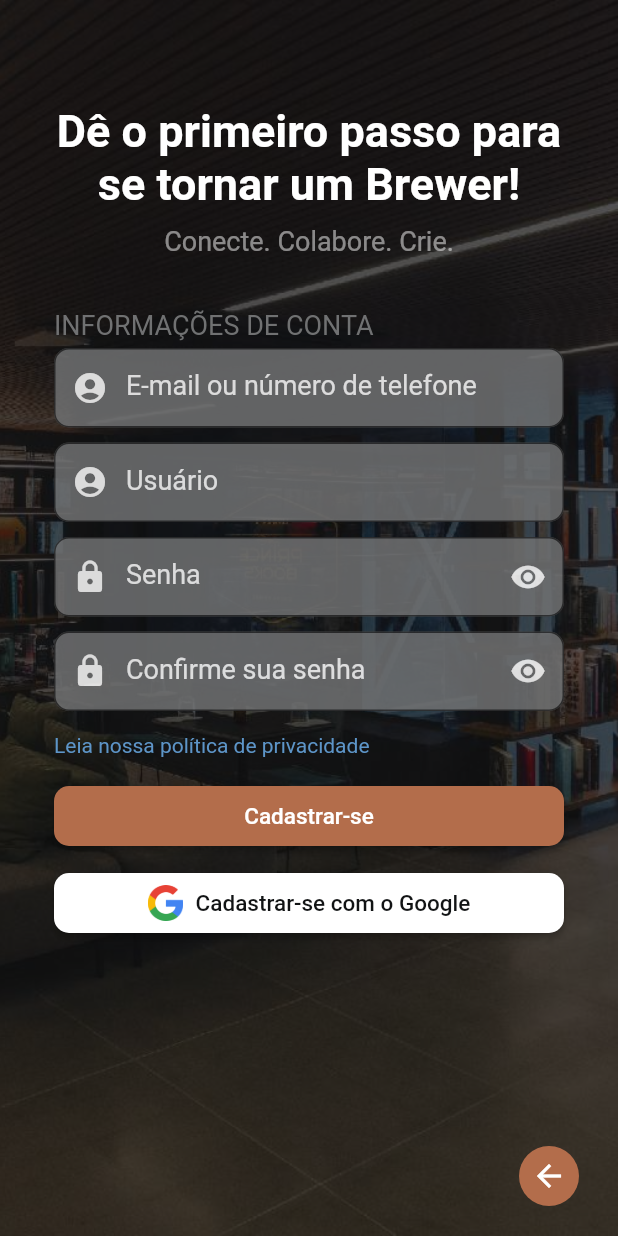
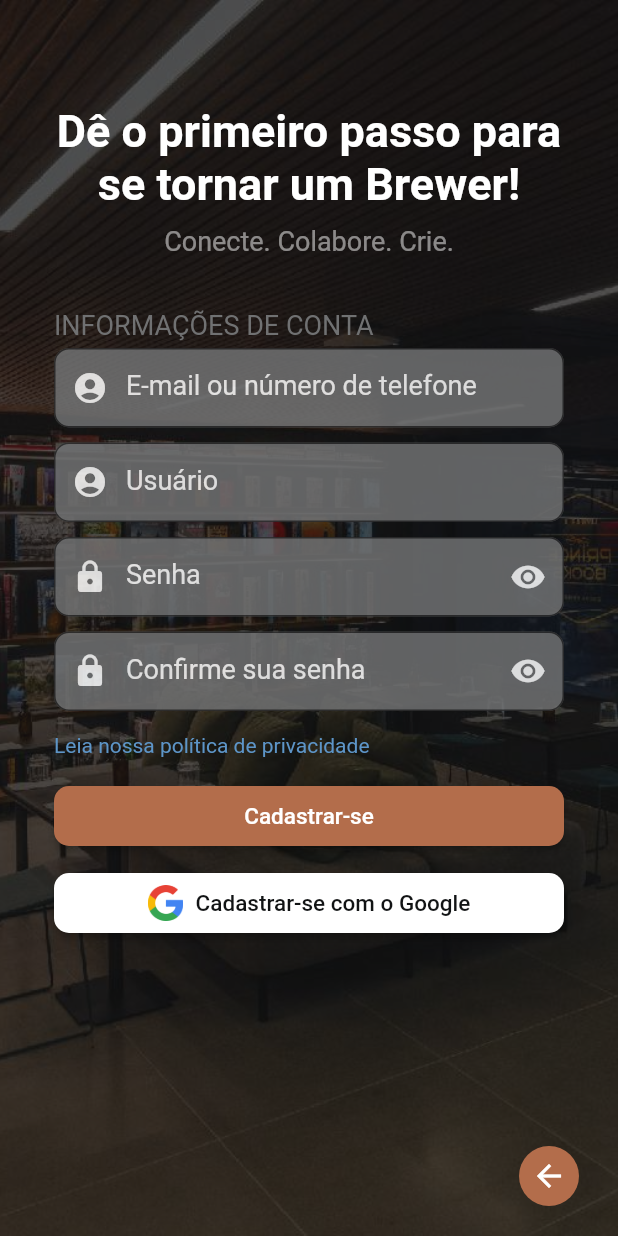
Before and after one commit to Bernardo46-2/BrewHub, a Flutter app: the screen it shows after launch, after a tap on "Register", on a phone screen of 412 x 824 dp. Run offline on Flutter 3.47's test engine with Material 2 defaults, Android fonts, the phone set to English and light mode, and no system bars.

Commit message:
Commit nada suspeito 2

```diff
--- a/frontend/lib/login.dart
+++ b/frontend/lib/login.dart
@@ -1,5 +1,5 @@
 import 'package:flutter/material.dart';
-import 'package:brewhub/colors.dart';
+import 'package:brewhub/style.dart';
 
 class LoginPage extends StatefulWidget {
   const LoginPage({super.key});
@@ -31,15 +31,7 @@ class _LoginPage extends State<LoginPage> {
         resizeToAvoidBottomInset: false,
         body: Stack(
           children: <Widget>[
-            Opacity(
-              opacity: .3,
-              child: Image.asset(
-                'assets/background.jpg',
-                fit: BoxFit.cover,
-                width: MediaQuery.of(ctx).size.width,
-                height: MediaQuery.of(ctx).size.height,
-              )
-            ),
+            backgroundImage(ctx),
             Center(
               child: Column(
                 mainAxisAlignment: MainAxisAlignment.start,
--- a/frontend/lib/main.dart
+++ b/frontend/lib/main.dart
@@ -1,4 +1,4 @@
-import 'package:brewhub/colors.dart';
+import 'package:brewhub/style.dart';
 import 'package:flutter/material.dart';
 import 'package:brewhub/welcome.dart';
 
--- a/frontend/lib/register.dart
+++ b/frontend/lib/register.dart
@@ -1,5 +1,5 @@
 import 'package:flutter/material.dart';
-import 'package:brewhub/colors.dart';
+import 'package:brewhub/style.dart';
 
 class RegisterPage extends StatefulWidget {
   const RegisterPage({super.key});
@@ -23,15 +23,7 @@ class _RegisterPage extends State<RegisterPage> {
         resizeToAvoidBottomInset: false,
         body: Stack(
           children: <Widget>[
-            Opacity(
-              opacity: .3,
-              child: Image.asset(
-                'assets/background.jpg',
-                fit: BoxFit.cover,
-                width: MediaQuery.of(ctx).size.width,
-                height: MediaQuery.of(ctx).size.height,
-              )
-            ),
+            backgroundImage(ctx),
             Center(
               child: Column(
                 mainAxisAlignment: MainAxisAlignment.start,
--- a/frontend/lib/colors.dart
+++ b/frontend/lib/style.dart
@@ -9,7 +9,8 @@ const Color primary6 = Color(0xFFE1BCAB);
 
 const Color dark1 = Color(0xFF111314); // For body background color
 const Color dark2 = Color(0xFF272829); // For cards background color
-const Color dark3 = Color(0xFF3E3F40); // For chips buttons, dropdowns background color
+const Color dark3 =
+    Color(0xFF3E3F40); // For chips buttons, dropdowns background color
 const Color dark4 = Color(0xFF565858); // For sidebars, navbar background color
 const Color dark5 = Color(0xFF707172); // For modal, dialogs background color
 const Color dark6 = Color(0xFF8B8C8C); // For on background texts color
@@ -33,15 +34,25 @@ final ThemeData brewHubTheme = ThemeData(
     brightness: Brightness.light,
     error: feedbackRed,
   ),
-
   scaffoldBackgroundColor: dark1,
   appBarTheme: const AppBarTheme(
     backgroundColor: dark4,
   ),
+  inputDecorationTheme: const InputDecorationTheme(
+      fillColor: dark5,
+      filled: true,
+      labelStyle: TextStyle(color: Colors.white)),
+);
 
-  inputDecorationTheme: const InputDecorationTheme(
-    fillColor: dark5,
-    filled: true,
-    labelStyle: TextStyle(color: Colors.white)
-  ),
-);
+Opacity backgroundImage(BuildContext ctx) {
+  return Opacity(
+    opacity: .3,
+    child: Image.asset(
+      'assets/background.jpg',
+      fit: BoxFit.cover,
+      alignment: const Alignment(-.5, 0),
+      width: MediaQuery.of(ctx).size.width,
+      height: MediaQuery.of(ctx).size.height,
+    ),
+  );
+}
--- a/frontend/lib/welcome.dart
+++ b/frontend/lib/welcome.dart
@@ -1,4 +1,4 @@
-import 'package:brewhub/colors.dart';
+import 'package:brewhub/style.dart';
 import 'package:flutter/material.dart';
 import 'package:brewhub/login.dart';
 import 'package:brewhub/register.dart';
@@ -19,15 +19,7 @@ class _WelcomePage extends State<WelcomePage> {
       resizeToAvoidBottomInset: false,
       body: Stack(
         children: <Widget>[
-          Opacity(
-            opacity: .3,
-            child: Image.asset(
-              'assets/background.jpg',
-              fit: BoxFit.cover,
-              width: MediaQuery.of(ctx).size.width,
-              height: MediaQuery.of(ctx).size.height,
-            ),
-          ),
+          backgroundImage(ctx),
           Column(
             crossAxisAlignment: CrossAxisAlignment.center,
             children: <Widget>[
```
